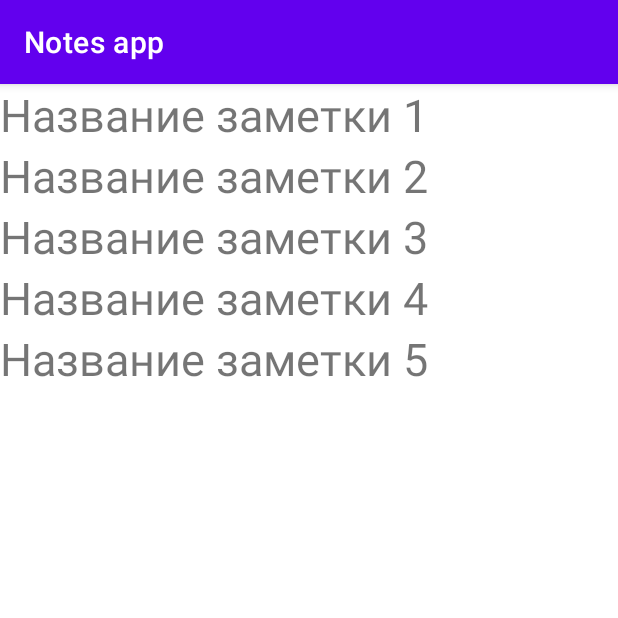
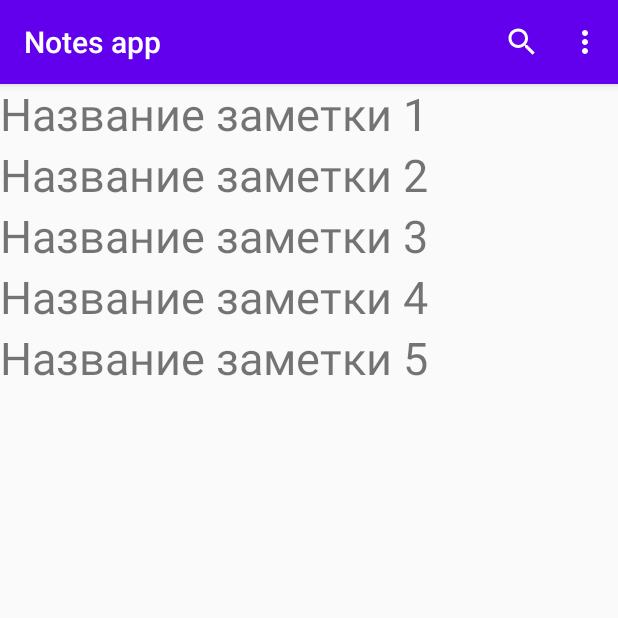
Before and after one commit to samitin/NotesApp, an Android app: the screen it shows after launch (MainActivity), on a phone screen of 412 x 824 dp, the top half of it. Run offline under Robolectric (Android 15) with nearby library versions, the phone set to English and light mode, and no system bars.

```diff
--- a/app/build.gradle
+++ b/app/build.gradle
@@ -33,6 +33,7 @@ dependencies {
     implementation 'androidx.appcompat:appcompat:1.3.0'
     implementation 'com.google.android.material:material:1.3.0'
     implementation 'androidx.constraintlayout:constraintlayout:2.0.4'
+    implementation 'androidx.coordinatorlayout:coordinatorlayout:1.1.0'
     implementation 'androidx.legacy:legacy-support-v4:1.0.0'
     implementation 'androidx.wear:wear:1.1.0'
     testImplementation 'junit:junit:4.+'
--- a/app/src/main/AndroidManifest.xml
+++ b/app/src/main/AndroidManifest.xml
@@ -12,7 +12,7 @@
         android:label="@string/app_name"
         android:roundIcon="@mipmap/ic_launcher_round"
         android:supportsRtl="true"
-        android:theme="@style/Theme.NotesApp">
+        android:theme="@style/AppTheme.NoActionBar">
 
         <activity
             android:name=".NoteDitalsActivity"
--- a/app/src/main/java/ru/samitin/notesapp/MainActivity.java
+++ b/app/src/main/java/ru/samitin/notesapp/MainActivity.java
@@ -1,8 +1,13 @@
 package ru.samitin.notesapp;
 
 import androidx.appcompat.app.AppCompatActivity;
+import androidx.appcompat.widget.SearchView;
+import androidx.appcompat.widget.Toolbar;
 
 import android.os.Bundle;
+import android.view.Menu;
+import android.view.MenuItem;
+import android.widget.Toast;
 
 public class MainActivity extends AppCompatActivity {
 
@@ -10,5 +15,53 @@ public class MainActivity extends AppCompatActivity {
     protected void onCreate(Bundle savedInstanceState) {
         super.onCreate(savedInstanceState);
         setContentView(R.layout.activity_main);
+        initToolbar();
     }
+    private void initToolbar() {
+        Toolbar toolbar = findViewById(R.id.toolbar);
+        setSupportActionBar(toolbar);
+    }
+
+    @Override
+    public boolean onOptionsItemSelected(MenuItem item) {
+        // Обработка выбора пункта меню приложения (активити)
+        int id = item.getItemId();
+
+        switch(id){
+            case R.id.point_one:
+                Toast.makeText(this,R.string.point_one,Toast.LENGTH_SHORT).show();
+                return true;
+            case R.id.point_two:
+                Toast.makeText(this,R.string.point_two,Toast.LENGTH_SHORT).show();
+                return true;
+            case R.id.point_three:
+                Toast.makeText(this,R.string.point_three,Toast.LENGTH_SHORT).show();
+                return true;
+        }
+        return super.onOptionsItemSelected(item);
+    }
+
+    @Override
+    public boolean onCreateOptionsMenu(Menu menu) {
+        // Здесь определяем меню приложения (активити)
+        getMenuInflater().inflate(R.menu.main, menu);
+        MenuItem search = menu.findItem(R.id.search); // поиск пункта меню поиска
+        SearchView searchText = (SearchView) search.getActionView(); // строка поиска
+        searchText.setOnQueryTextListener(new SearchView.OnQueryTextListener() {
+            // реагирует на конец ввода поиска
+            @Override
+            public boolean onQueryTextSubmit(String query) {
+                Toast.makeText(MainActivity.this, query, Toast.LENGTH_SHORT).show();
+                return true;
+            }
+            // реагирует на нажатие каждой клавиши
+            @Override
+            public boolean onQueryTextChange(String newText) {
+                return true;
+            }
+        });
+
+        return true;
+    }
+
 }
--- a/app/src/main/res/layout/activity_main.xml
+++ b/app/src/main/res/layout/activity_main.xml
@@ -1,13 +1,34 @@
-<?xml version="1.0" encoding="utf-8"?><!-- это макет для портретной ориентации -->
-<!-- в портретной ориентации у activity только один фрагмент -->
-<FrameLayout xmlns:android="http://schemas.android.com/apk/res/android"
+<?xml version="1.0" encoding="utf-8"?>
+<androidx.coordinatorlayout.widget.CoordinatorLayout
+    xmlns:android="http://schemas.android.com/apk/res/android"
+    xmlns:app="http://schemas.android.com/apk/res-auto"
+    xmlns:tools="http://schemas.android.com/tools"
     android:layout_width="match_parent"
-    android:layout_height="match_parent">
+    android:layout_height="match_parent"
+    tools:context=".MainActivity">
 
-    <fragment
-        android:id="@+id/notes"
-        android:name="ru.samitin.notesapp.NotesFragment"
+    <com.google.android.material.appbar.AppBarLayout
+
         android:layout_width="match_parent"
-        android:layout_height="match_parent" />
+        android:layout_height="wrap_content"
+        android:theme="@style/AppTheme.AppBarOverlay">
 
-</FrameLayout>
+        <androidx.appcompat.widget.Toolbar
+            android:id="@+id/toolbar"
+            android:layout_width="match_parent"
+            android:layout_height="?attr/actionBarSize"
+            android:background="?attr/colorPrimary"
+            app:popupTheme="@style/AppTheme.PopupOverlay">
+        </androidx.appcompat.widget.Toolbar>
+
+    </com.google.android.material.appbar.AppBarLayout>
+
+    <LinearLayout
+        android:layout_width="match_parent"
+        android:layout_height="match_parent"
+        android:layout_marginTop="55dp"
+        android:orientation="vertical">
+    <include layout="@layout/content_main"
+        />
+    </LinearLayout>
+</androidx.coordinatorlayout.widget.CoordinatorLayout>
--- /dev/null
+++ b/app/src/main/res/layout/content_main.xml
@@ -0,0 +1,13 @@
+<?xml version="1.0" encoding="utf-8"?><!-- это макет для портретной ориентации -->
+<!-- в портретной ориентации у activity только один фрагмент -->
+<FrameLayout xmlns:android="http://schemas.android.com/apk/res/android"
+    android:layout_width="match_parent"
+    android:layout_height="match_parent">
+
+    <fragment
+        android:id="@+id/notes"
+        android:name="ru.samitin.notesapp.NotesFragment"
+        android:layout_width="match_parent"
+        android:layout_height="match_parent" />
+
+</FrameLayout>
--- /dev/null
+++ b/app/src/main/res/menu/main.xml
@@ -0,0 +1,27 @@
+<?xml version="1.0" encoding="utf-8"?>
+<menu xmlns:android="http://schemas.android.com/apk/res/android"
+    xmlns:app="http://schemas.android.com/apk/res-auto">
+    <item
+        android:id="@+id/point_one"
+        android:orderInCategory="100"
+        android:title="@string/point_one"
+        app:showAsAction="never" />
+    <item
+        android:id="@+id/point_two"
+        android:orderInCategory="100"
+        android:title="@string/point_two"
+        app:showAsAction="never" />
+    <item
+        android:id="@+id/point_three"
+        android:orderInCategory="20"
+        android:title="@string/point_three"
+        app:showAsAction="never" />
+    <item
+        android:id="@+id/search"
+        android:icon="@android:drawable/ic_menu_search"
+        android:orderInCategory="5"
+        android:title="@string/search"
+        app:actionViewClass="androidx.appcompat.widget.SearchView"
+        app:showAsAction="always" />
+
+</menu>
--- a/app/src/main/res/values/colors.xml
+++ b/app/src/main/res/values/colors.xml
@@ -7,4 +7,9 @@
     <color name="teal_700">#FF018786</color>
     <color name="black">#FF000000</color>
     <color name="white">#FFFFFFFF</color>
+    <color name="colorPrimary">#6200EE</color>
+    <color name="colorPrimaryDark">#3700B3</color>
+    <color name="colorAccent">#03DAC5</color>
+    <color name="main_text_color">#651FFF</color>
+    <color name="favorite_text_color">#F50057</color>
 </resources>
--- a/app/src/main/res/values/strings.xml
+++ b/app/src/main/res/values/strings.xml
@@ -28,4 +28,8 @@
     values-round/strings.xml for round devices.
     -->
     <string name="hello_world">Hello Square World!</string>
+    <string name="point_one">Пункт 1</string>
+    <string name="point_two">Пункт 2</string>
+    <string name="point_three">Пункт 3</string>
+    <string name="search">лупа</string>
 </resources>
--- /dev/null
+++ b/app/src/main/res/values/styles.xml
@@ -0,0 +1,19 @@
+<resources>
+    <!-- Base application theme. -->
+    <style name="AppTheme" parent="Theme.AppCompat.Light.DarkActionBar">
+        <!-- Customize your theme here. -->
+        <item name="colorPrimary">@color/colorPrimary</item>
+        <item name="colorPrimaryDark">@color/colorPrimaryDark</item>
+        <item name="colorAccent">@color/colorAccent</item>
+    </style>
+
+    <style name="AppTheme.NoActionBar">
+        <item name="windowActionBar">false</item>
+        <item name="windowNoTitle">true</item>
+    </style>
+
+    <style name="AppTheme.AppBarOverlay" parent="ThemeOverlay.AppCompat.Dark.ActionBar" />
+
+    <style name="AppTheme.PopupOverlay" parent="ThemeOverlay.AppCompat.Light" />
+
+</resources>
```
Also changed, not shown: app/src/main/res/layout-land/content_main.xml (renamed from app/src/main/res/layout-land/activity_main.xml).
